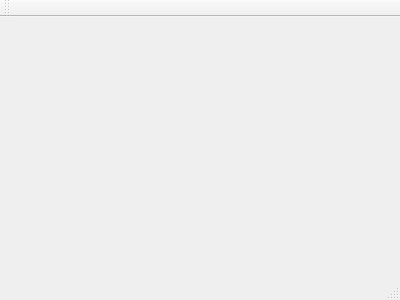
Before: the Qt Designer form GoBan/mainwindow.ui in StanBarbeau/GoBan, drawn with Qt 5.
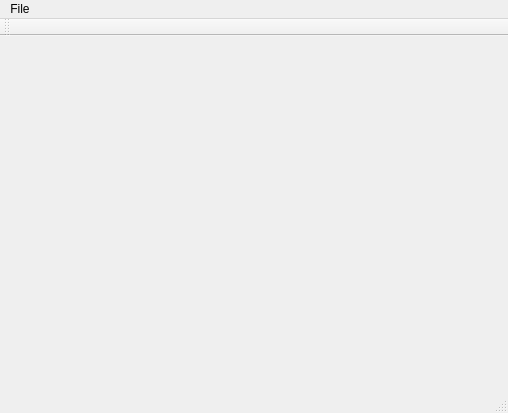
After: the same form once the commit is applied.

```diff
--- a/GoBan/mainwindow.ui
+++ b/GoBan/mainwindow.ui
@@ -1,24 +1,45 @@
 <ui version="4.0">
  <class>MainWindow</class>
- <widget class="QMainWindow" name="MainWindow" >
-  <property name="geometry" >
+ <widget class="QMainWindow" name="MainWindow">
+  <property name="geometry">
    <rect>
     <x>0</x>
     <y>0</y>
-    <width>400</width>
-    <height>300</height>
+    <width>508</width>
+    <height>413</height>
    </rect>
   </property>
   <property name="windowTitle" >
    <string>MainWindow</string>
   </property>
-  <widget class="QMenuBar" name="menuBar" />
-  <widget class="QToolBar" name="mainToolBar" />
-  <widget class="QWidget" name="centralWidget" />
-  <widget class="QStatusBar" name="statusBar" />
+  <widget class="QWidget" name="centralWidget"/>
+  <widget class="QToolBar" name="mainToolBar">
+   <attribute name="toolBarArea">
+    <enum>TopToolBarArea</enum>
+   </attribute>
+   <attribute name="toolBarBreak">
+    <bool>false</bool>
+   </attribute>
+  </widget>
+  <widget class="QStatusBar" name="statusBar"/>
+  <widget class="QMenuBar" name="menuBar">
+   <property name="geometry">
+    <rect>
+     <x>0</x>
+     <y>0</y>
+     <width>508</width>
+     <height>19</height>
+    </rect>
+   </property>
+   <widget class="QMenu" name="menuGoBan">
+    <property name="title">
+     <string>File</string>
+    </property>
+   </widget>
+   <addaction name="menuGoBan"/>
+  </widget>
  </widget>
- <layoutDefault spacing="6" margin="11" />
- <pixmapfunction></pixmapfunction>
+ <layoutdefault spacing="6" margin="11"/>
  <resources/>
  <connections/>
 </ui>
```
Left out of the diff: 3 changed lines with no effect on the pictures.
